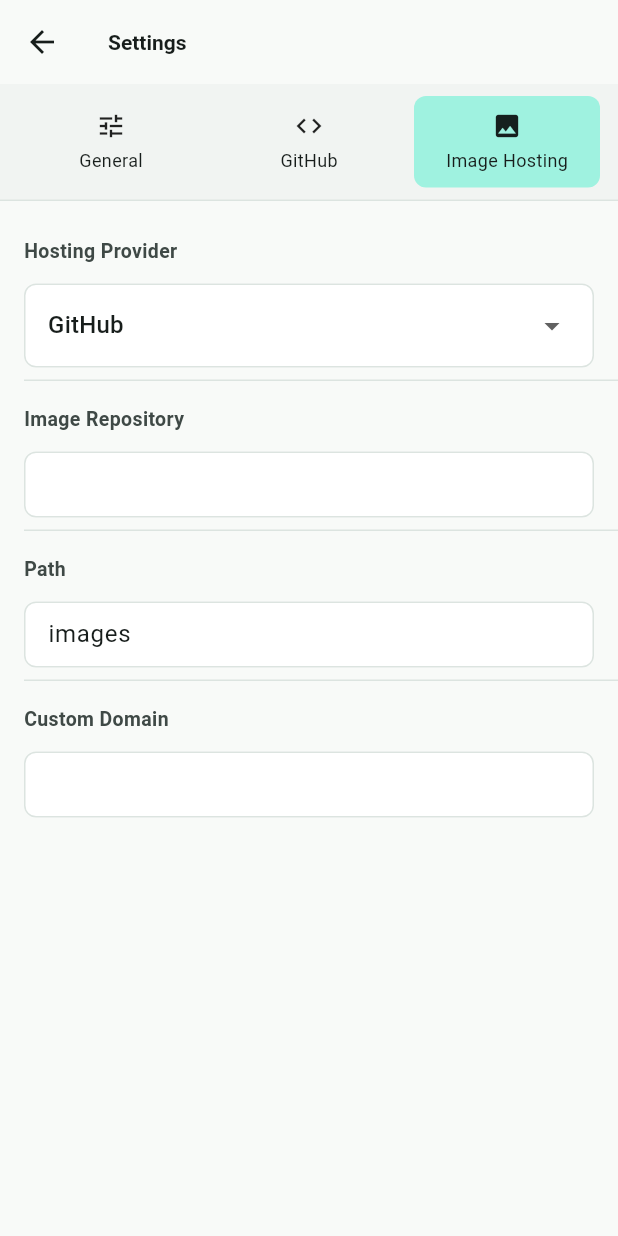
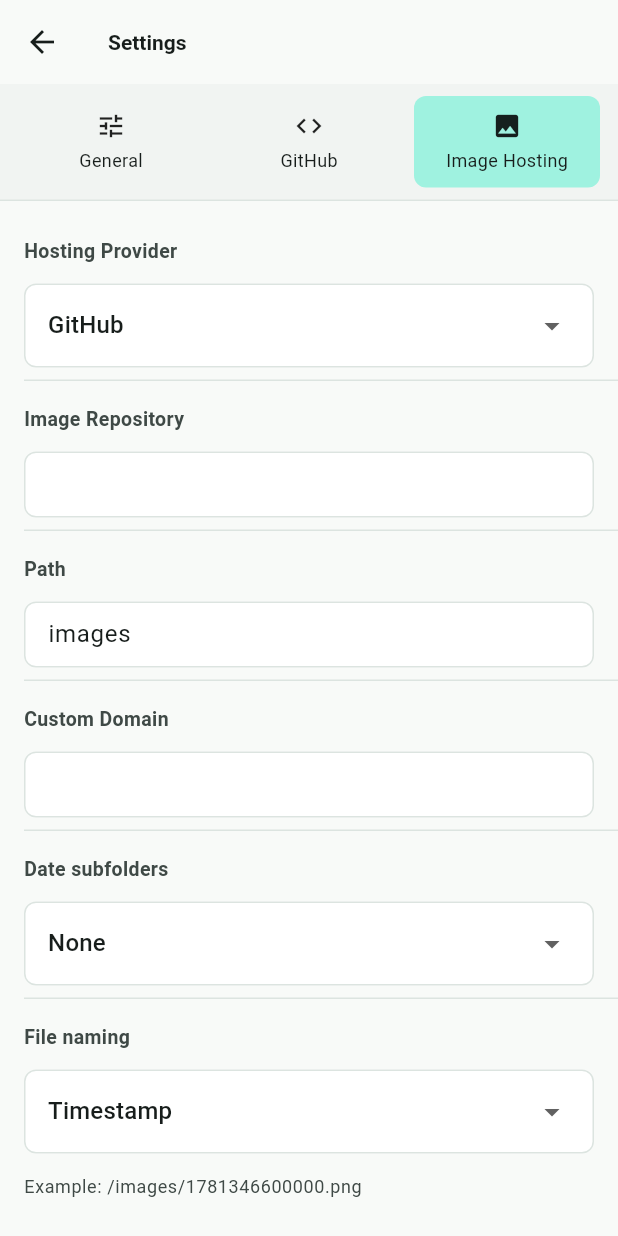
Before and after one commit to csfwff/inkflow, a Flutter app: the SettingsPage screen opened directly, after a tap on "GitHub", after a tap on "Image Hosting", on a phone screen of 412 x 824 dp. Run offline on Flutter 3.47's test engine with Material 3 defaults, Android fonts, the phone set to English and light mode, and no system bars; our stand-ins replace drift, drift_sqflite, flutter_markdown_plus, image_picker, package_info_plus, shared_preferences; missing offline and left inert: sqlite3; accounts and stored records are empty; generated files the repository leaves out were written again.

Commit message:
增加图片上传文件名格式设置

```diff
--- a/lib/models/settings.dart
+++ b/lib/models/settings.dart
@@ -1,4 +1,6 @@
 enum ImageHostType { github, upyun }
+
+enum ImageNamingMode { timestamp, original, timestampOriginal }
 
 enum AppThemeMode { system, light, dark }
 
@@ -26,6 +28,10 @@ class Settings {
   String upyunDomain;
   String upyunPath;
 
+  // Image upload path / naming (shared across hosts)
+  bool imageUseDateFolder;
+  ImageNamingMode imageNamingMode;
+
   // App
   AppThemeMode themeMode;
   AppLocale locale;
@@ -46,6 +52,8 @@ class Settings {
     this.upyunPassword = '',
     this.upyunDomain = '',
     this.upyunPath = '/',
+    this.imageUseDateFolder = false,
+    this.imageNamingMode = ImageNamingMode.timestamp,
     this.themeMode = AppThemeMode.system,
     this.locale = AppLocale.system,
   });
--- a/lib/pages/settings_page.dart
+++ b/lib/pages/settings_page.dart
@@ -3,6 +3,7 @@ import 'package:package_info_plus/package_info_plus.dart';
 import '../l10n/app_strings.dart';
 import '../main.dart';
 import '../models/settings.dart';
+import '../services/image_host/image_path_builder.dart';
 import '../widgets/responsive.dart';
 
 enum _Tab { general, github, imageHost }
@@ -367,6 +368,7 @@ class _SettingsPageState extends State<SettingsPage> {
   // ── Image Host tab ──
 
   Widget _buildImageHostTab(AppStrings s) {
+    final zh = identical(s, AppStrings.zh);
     return Column(
       crossAxisAlignment: CrossAxisAlignment.start,
       children: [
@@ -387,8 +389,67 @@ class _SettingsPageState extends State<SettingsPage> {
         ),
         _divider(),
         _buildImageHostFields(s),
+        _divider(),
+        _sectionHeader(zh ? '按日期分目录' : 'Date subfolders'),
+        _dropdownRow<bool>(
+          value: _settings.imageUseDateFolder,
+          items: [
+            DropdownMenuItem(value: false, child: Text(zh ? '不使用' : 'None')),
+            DropdownMenuItem(
+                value: true, child: Text(zh ? '年 / 月' : 'Year / Month')),
+          ],
+          onChanged: (v) {
+            if (v == null) return;
+            setState(() => _settings.imageUseDateFolder = v);
+            _save();
+          },
+        ),
+        _divider(),
+        _sectionHeader(zh ? '文件命名' : 'File naming'),
+        _dropdownRow<ImageNamingMode>(
+          value: _settings.imageNamingMode,
+          items: [
+            DropdownMenuItem(
+                value: ImageNamingMode.timestamp,
+                child: Text(zh ? '时间戳' : 'Timestamp')),
+            DropdownMenuItem(
+                value: ImageNamingMode.original,
+                child: Text(zh ? '源文件名' : 'Original name')),
+            DropdownMenuItem(
+                value: ImageNamingMode.timestampOriginal,
+                child: Text(zh ? '时间戳 _ 源文件名' : 'Timestamp _ Original')),
+          ],
+          onChanged: (v) {
+            if (v == null) return;
+            setState(() => _settings.imageNamingMode = v);
+            _save();
+          },
+        ),
+        Padding(
+          padding: const EdgeInsets.fromLTRB(16, 6, 16, 8),
+          child: Text(
+            '${zh ? '示例：' : 'Example: '}${_imagePathPreview()}',
+            style: Theme.of(context).textTheme.bodySmall?.copyWith(
+                  color: Theme.of(context).colorScheme.onSurfaceVariant,
+                ),
+          ),
+        ),
       ],
     );
+  }
+
+  /// 根据当前图床、路径与命名选择生成一条示例远程路径，与真实上传共用同一套逻辑。
+  String _imagePathPreview() {
+    final basePath = _settings.imageHostType == ImageHostType.github
+        ? _settings.imageGithubPath
+        : _settings.upyunPath;
+    final remotePath = buildRemoteImagePath(
+      basePath,
+      'example.png',
+      useDateFolder: _settings.imageUseDateFolder,
+      namingMode: _settings.imageNamingMode,
+    );
+    return '/$remotePath';
   }
 
   Widget _buildImageHostFields(AppStrings s) {
@@ -410,7 +471,7 @@ class _SettingsPageState extends State<SettingsPage> {
             _inputRow(
               controller: _imageGithubPathCtrl,
               onChanged: (v) {
-                _settings.imageGithubPath = v;
+                setState(() => _settings.imageGithubPath = v);
                 _save();
               },
             ),
@@ -475,7 +536,7 @@ class _SettingsPageState extends State<SettingsPage> {
               controller: _upyunPathCtrl,
               hint: s.upyunPathHint,
               onChanged: (v) {
-                _settings.upyunPath = v;
+                setState(() => _settings.upyunPath = v);
                 _save();
               },
             ),
--- a/lib/services/image_host/image_host_service.dart
+++ b/lib/services/image_host/image_host_service.dart
@@ -20,6 +20,8 @@ class ImageHostService {
           branch: settings.githubBranch,
           path: settings.imageGithubPath,
           domain: settings.imageGithubDomain.isNotEmpty ? settings.imageGithubDomain : null,
+          useDateFolder: settings.imageUseDateFolder,
+          namingMode: settings.imageNamingMode,
         );
       case ImageHostType.upyun:
         if (settings.upyunBucket.isEmpty ||
@@ -34,6 +36,8 @@ class ImageHostService {
           password: settings.upyunPassword,
           domain: settings.upyunDomain,
           path: settings.upyunPath,
+          useDateFolder: settings.imageUseDateFolder,
+          namingMode: settings.imageNamingMode,
         );
     }
   }
--- /dev/null
+++ b/lib/services/image_host/image_path_builder.dart
@@ -0,0 +1,34 @@
+import '../../models/settings.dart';
+
+/// 各图床上传器 + 配置页预览共用的远程路径构造。
+///
+/// 规范化 [basePath] 的首尾斜杠，按 [useDateFolder] 决定是否插入 `年/月` 子目录，
+/// 再按 [namingMode] 决定文件名，最终用 `/` 拼接（不含前导斜杠）。
+String buildRemoteImagePath(
+  String basePath,
+  String filename, {
+  required bool useDateFolder,
+  required ImageNamingMode namingMode,
+}) {
+  final now = DateTime.now();
+  final cleanBase = basePath.replaceAll(RegExp(r'^/+|/+$'), '');
+  final parts = <String>[
+    if (cleanBase.isNotEmpty) cleanBase,
+    if (useDateFolder) '${now.year}/${now.month.toString().padLeft(2, '0')}',
+    _resolveName(filename, namingMode, now),
+  ];
+  return parts.join('/');
+}
+
+String _resolveName(String filename, ImageNamingMode mode, DateTime now) {
+  switch (mode) {
+    case ImageNamingMode.original:
+      return filename;
+    case ImageNamingMode.timestamp:
+      final dot = filename.lastIndexOf('.');
+      final ext = dot >= 0 ? filename.substring(dot) : '';
+      return '${now.millisecondsSinceEpoch}$ext';
+    case ImageNamingMode.timestampOriginal:
+      return '${now.millisecondsSinceEpoch}_$filename';
+  }
+}
--- a/lib/services/settings_service.dart
+++ b/lib/services/settings_service.dart
@@ -17,6 +17,8 @@ class SettingsService {
   static const _keyUpyunPassword = 'upyun_password';
   static const _keyUpyunDomain = 'upyun_domain';
   static const _keyUpyunPath = 'upyun_path';
+  static const _keyImageUseDateFolder = 'image_use_date_folder';
+  static const _keyImageNamingMode = 'image_naming_mode';
   static const _keyThemeMode = 'theme_mode';
   static const _keyLocale = 'locale';
 
@@ -45,6 +47,8 @@ class SettingsService {
       upyunPassword: _prefs.getString(_keyUpyunPassword) ?? '',
       upyunDomain: _prefs.getString(_keyUpyunDomain) ?? '',
       upyunPath: _prefs.getString(_keyUpyunPath) ?? '/',
+      imageUseDateFolder: _prefs.getBool(_keyImageUseDateFolder) ?? false,
+      imageNamingMode: ImageNamingMode.values[_prefs.getInt(_keyImageNamingMode) ?? 0],
       themeMode: AppThemeMode.values[_prefs.getInt(_keyThemeMode) ?? 0],
       locale: AppLocale.values[_prefs.getInt(_keyLocale) ?? 0],
     );
@@ -67,6 +71,8 @@ class SettingsService {
       _prefs.setString(_keyUpyunPassword, settings.upyunPassword),
       _prefs.setString(_keyUpyunDomain, settings.upyunDomain),
       _prefs.setString(_keyUpyunPath, settings.upyunPath),
+      _prefs.setBool(_keyImageUseDateFolder, settings.imageUseDateFolder),
+      _prefs.setInt(_keyImageNamingMode, settings.imageNamingMode.index),
       _prefs.setInt(_keyThemeMode, settings.themeMode.index),
       _prefs.setInt(_keyLocale, settings.locale.index),
     ]);
```
Also changed, not shown: lib/services/image_host/github_image_uploader.dart (+12 -10 lines), lib/services/image_host/upyun_uploader.dart (+12 -10 lines), .claude/settings.local.json, pubspec.lock.
